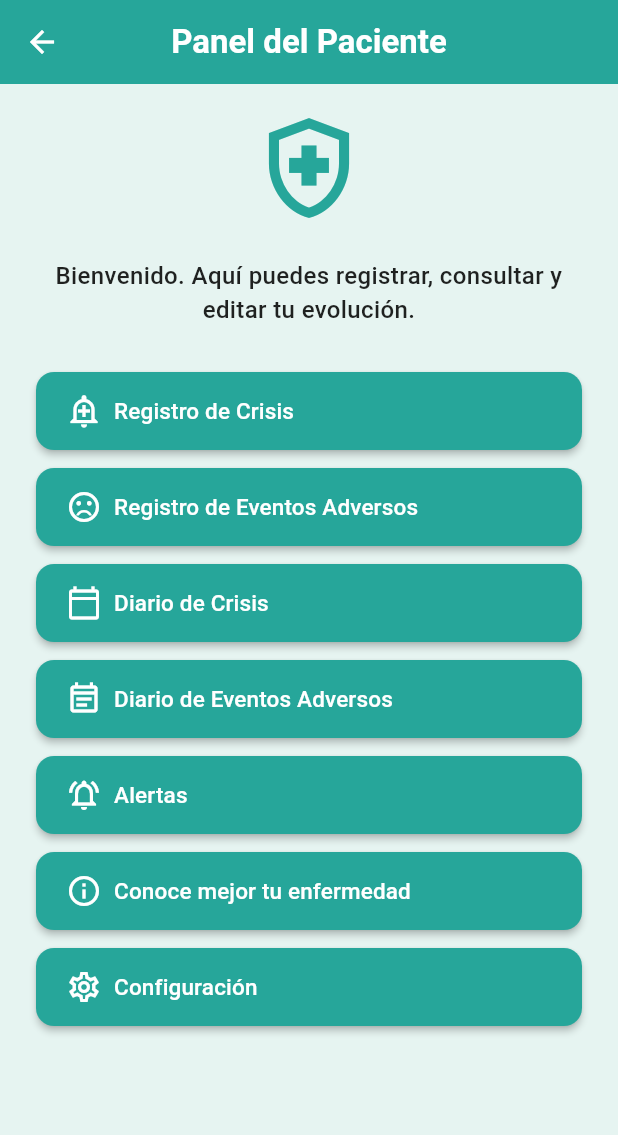
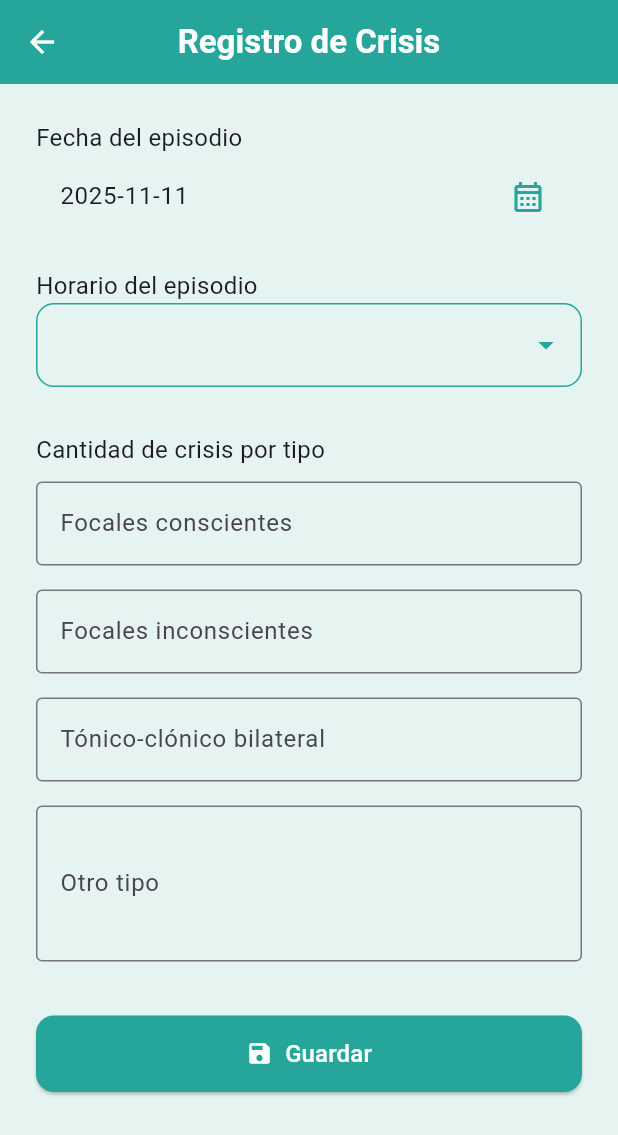
Before and after one commit to juanmarcos99/aplicacionestep, a Flutter app: the PacienteScreen screen opened by its route, after a tap on "Registro de Crisis", on a phone screen of 412 x 824 dp. Shown: the top 1135 px of the screen. Run offline on Flutter 3.47's test engine with Material 3 defaults, Android fonts, the phone set to English and light mode, and no system bars; our stand-ins replace sqflite; accounts and stored records are empty.

Commit message:
Se hizo la clase registro de crisis, se modifico las clases paciente y main para q la clase registro fuera funcional

```diff
--- a/lib/main.dart
+++ b/lib/main.dart
@@ -1,3 +1,4 @@
+import 'package:aplicacionestep/screens/registro_crisis_screen.dart';
 import 'package:flutter/material.dart';
 import 'screens/login_screen.dart'; // Importo la pantalla de login
 import 'screens/paciente_screen.dart';
@@ -26,6 +27,7 @@ class MyApp extends StatelessWidget {
         '/paciente': (context) => const PacienteScreen(),
         '/doctor': (context) => const DoctorScreen(),
         '/cambiarcontrasena': (context) => const CambiarContrasenaScreen(),
+        "/registro_crisis": (context) => const RegistroCrisisScreen(),
       },
     );
   }
--- a/lib/screens/paciente_screen.dart
+++ b/lib/screens/paciente_screen.dart
@@ -4,6 +4,16 @@ class PacienteScreen extends StatelessWidget {
   const PacienteScreen({super.key});
 
   final List<String> options = const [
+    '/registro_crisis',             // Registro de Crisis
+    '/registro_evento_adverso',
+    '/diario_crisis',
+    '/diario_eventos',
+    '/alertas',
+    '/educacion',
+    '/configuracion',
+  ];
+
+  final List<String> labels = const [
     'Registro de Crisis',
     'Registro de Eventos Adversos',
     'Diario de Crisis',
@@ -14,13 +24,13 @@ class PacienteScreen extends StatelessWidget {
   ];
 
   final List<IconData> icons = const [
-    Icons.add_alert_outlined,               // Registro de Crisis
-    Icons.sentiment_dissatisfied_outlined,  // Registro de Eventos Adversos
-    Icons.calendar_today_outlined,          // Diario de Crisis
-    Icons.event_note_outlined,              // Diario de Eventos Adversos
-    Icons.notifications_active_outlined,    // Alertas
-    Icons.info_outline,                     // Conoce mejor tu enfermedad
-    Icons.settings_outlined,                // Configuración
+    Icons.add_alert_outlined,
+    Icons.sentiment_dissatisfied_outlined,
+    Icons.calendar_today_outlined,
+    Icons.event_note_outlined,
+    Icons.notifications_active_outlined,
+    Icons.info_outline,
+    Icons.settings_outlined,
   ];
 
   @override
@@ -60,11 +70,11 @@ class PacienteScreen extends StatelessWidget {
                 itemBuilder: (context, index) {
                   return ElevatedButton.icon(
                     onPressed: () {
-                      // Acción vacía para evitar errores
+                      Navigator.pushNamed(context, options[index]);
                     },
                     icon: Icon(icons[index], size: 24, color: Colors.white),
                     label: Text(
-                      options[index],
+                      labels[index],
                       style: const TextStyle(
                         fontSize: 15,
                         fontWeight: FontWeight.w500,
--- /dev/null
+++ b/lib/screens/registro_crisis_screen.dart
@@ -0,0 +1,157 @@
+import 'package:flutter/material.dart';
+
+class RegistroCrisisScreen extends StatefulWidget {
+  const RegistroCrisisScreen({super.key});
+
+  @override
+  State<RegistroCrisisScreen> createState() => _RegistroCrisisScreenState();
+}
+
+class _RegistroCrisisScreenState extends State<RegistroCrisisScreen> {
+  DateTime fecha = DateTime.now();
+  String? horario;
+
+  final List<String> horarios = [
+    '6:00 am – 10:00 am',
+    '10:00 am – 2:00 pm',
+    '2:00 pm – 6:00 pm',
+    '6:00 pm – 10:00 pm',
+    '10:00 pm – 6:00 am',
+  ];
+
+  final List<String> tiposCrisis = [
+    'Focales conscientes',
+    'Focales inconscientes',
+    'Tónico-clónico bilateral',
+    'Otro tipo',
+  ];
+
+  @override
+  Widget build(BuildContext context) {
+    const Color primaryColor = Color(0xFF26A69A);
+
+    return Scaffold(
+      backgroundColor: const Color(0xFFE6F4F1),
+      appBar: AppBar(
+        title: const Text(
+          'Registro de Crisis',
+          style: TextStyle(color: Colors.white, fontWeight: FontWeight.bold),
+        ),
+        backgroundColor: primaryColor,
+        foregroundColor: Colors.white,
+        centerTitle: true,
+        elevation: 0,
+      ),
+      body: Padding(
+        padding: const EdgeInsets.all(24.0),
+        child: ListView(
+          children: [
+            const Text('Fecha del episodio', style: TextStyle(fontSize: 16)),
+            ListTile(
+              title: Text('${fecha.toLocal()}'.split(' ')[0]),
+              trailing: const Icon(Icons.calendar_month_outlined,
+                  color: primaryColor),
+              onTap: () async {
+                final picked = await showDatePicker(
+                  context: context,
+                  initialDate: fecha,
+                  firstDate: DateTime(2020),
+                  lastDate: DateTime.now(),
+                  builder: (context, child) {
+                    return Theme(
+                      data: Theme.of(context).copyWith(
+                        colorScheme: const ColorScheme.light(
+                          primary: primaryColor,
+                          onPrimary: Colors.white,
+                          onSurface: Colors.black87,
+                        ),
+                        textButtonTheme: TextButtonThemeData(
+                          style: TextButton.styleFrom(
+                            foregroundColor: primaryColor,
+                          ),
+                        ),
+                      ),
+                      child: child!,
+                    );
+                  },
+                );
+                if (picked != null) {
+                  setState(() => fecha = picked);
+                }
+              },
+            ),
+            const SizedBox(height: 20),
+
+            const Text('Horario del episodio', style: TextStyle(fontSize: 16)),
+            DropdownButtonFormField<String>(
+              initialValue: horario,
+              items: horarios.map((h) {
+                return DropdownMenuItem(value: h, child: Text(h));
+              }).toList(),
+              onChanged: (value) {
+                setState(() => horario = value);
+              },
+              decoration: InputDecoration(
+                filled: true,
+                fillColor: const Color(0xFFE6F4F1),
+                border: OutlineInputBorder(
+                  borderSide: const BorderSide(color: primaryColor),
+                  borderRadius: BorderRadius.circular(12),
+                ),
+                enabledBorder: OutlineInputBorder(
+                  borderSide: const BorderSide(color: primaryColor),
+                  borderRadius: BorderRadius.circular(12),
+                ),
+                focusedBorder: OutlineInputBorder(
+                  borderSide: const BorderSide(color: primaryColor, width: 2),
+                  borderRadius: BorderRadius.circular(12),
+                ),
+              ),
+              dropdownColor: const Color(0xFFE6F4F1),
+              iconEnabledColor: primaryColor,
+              style: const TextStyle(color: Colors.black),
+            ),
+            const SizedBox(height: 30),
+
+            const Text('Cantidad de crisis por tipo',
+                style: TextStyle(fontSize: 16)),
+            const SizedBox(height: 10),
+            for (var tipo in tiposCrisis)
+              Padding(
+                padding: const EdgeInsets.only(bottom: 16.0),
+                child: TextFormField(
+                  keyboardType: tipo == 'Otro tipo'
+                      ? TextInputType.multiline
+                      : TextInputType.number,
+                  maxLines: tipo == 'Otro tipo' ? 3 : 1, // 👈 aquí el cambio
+                  decoration: InputDecoration(
+                    labelText: tipo,
+                    border: const OutlineInputBorder(),
+                  ),
+                ),
+              ),
+            const SizedBox(height: 20),
+
+            ElevatedButton.icon(
+              onPressed: () {
+                // Acción vacía, solo visual
+              },
+              icon: const Icon(Icons.save, color: Colors.white),
+              label: const Text(
+                'Guardar',
+                style: TextStyle(fontSize: 16, color: Colors.white),
+              ),
+              style: ElevatedButton.styleFrom(
+                backgroundColor: primaryColor,
+                padding: const EdgeInsets.symmetric(vertical: 14),
+                shape: RoundedRectangleBorder(
+                  borderRadius: BorderRadius.circular(12),
+                ),
+              ),
+            ),
+          ],
+        ),
+      ),
+    );
+  }
+}
```
